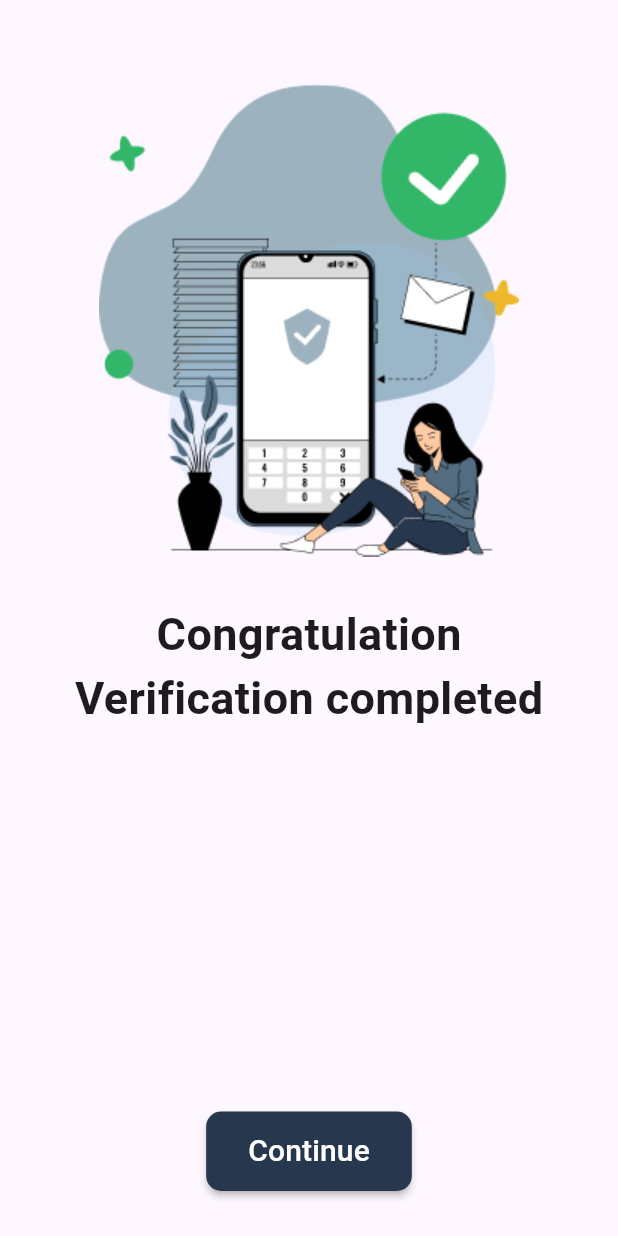
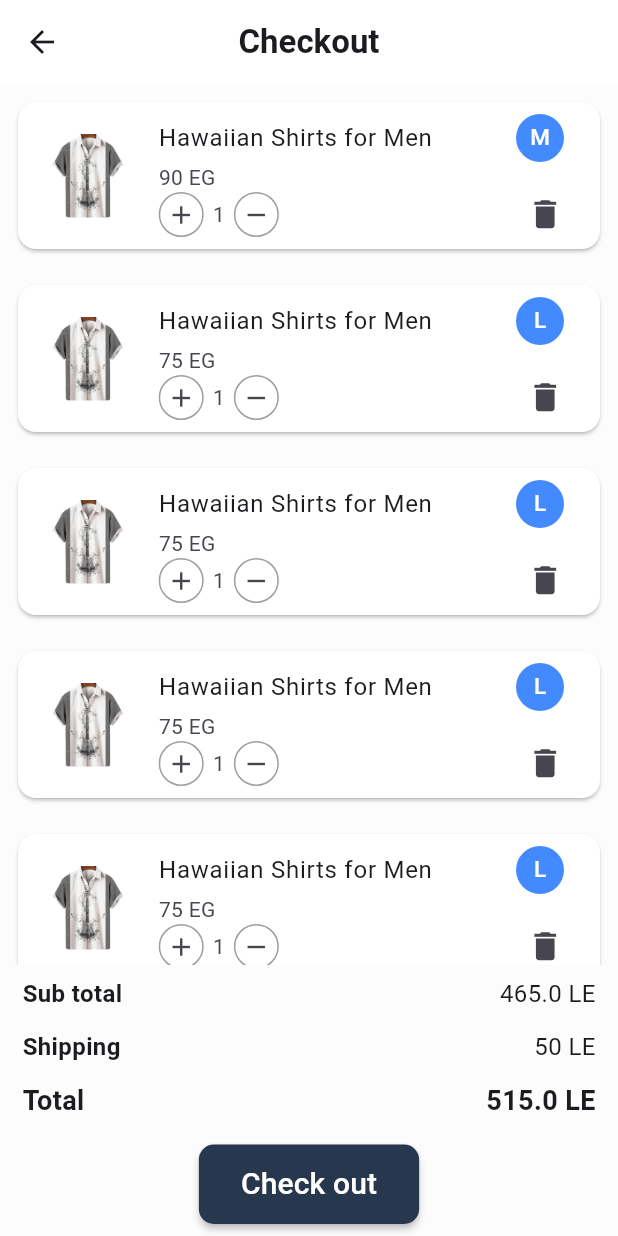
Before and after one commit to Mahmoud-Samir-Fathy/prenta, a Flutter app: the screen it shows after launch, on a phone screen of 412 x 824 dp. Run offline on Flutter 3.47's test engine with Material 3 defaults, Android fonts, the phone set to English and light mode, and no system bars; our stand-ins replace custom_radio_grouped_button, flutter_rating_bar, hexcolor, image_picker, motion_toast, permission_handler and 3 more.

Commit message:
new edit zeyad

```diff
--- a/lib/main.dart
+++ b/lib/main.dart
@@ -1,7 +1,9 @@
 import 'package:flutter/material.dart';
+import 'package:printa/view/Order_placed/order_placed.dart';
 import 'shared/network/local/cache_helper.dart';
 import 'view/account_otp_verification/otp_verification.dart';
 import 'view/account_otp_verification/verification_success.dart';
+import 'view/check_Out/checkout.dart';
 
 
 
@@ -35,7 +37,7 @@ class MyApp extends StatelessWidget {
   Widget build(BuildContext context) {
     return MaterialApp(
       debugShowCheckedModeBanner:  false,
-      home: verification_success()
+      home: orderplaced()
     );
   }
 }
--- /dev/null
+++ b/lib/view/Order_placed/order_placed.dart
@@ -0,0 +1,265 @@
+import 'package:flutter/cupertino.dart';
+import 'package:flutter/material.dart';
+import 'package:flutter/widgets.dart';
+import 'package:hexcolor/hexcolor.dart';
+
+import '../../shared/components/components.dart';
+
+class orderplaced extends StatefulWidget {
+  const orderplaced({Key? key}) : super(key: key);
+
+  @override
+  State<orderplaced> createState() => _orderplacedState();
+}
+
+class _orderplacedState extends State<orderplaced> {
+  List<Map<String, dynamic>> cartItems = [
+    {
+      'image': 'images/wishlisttshirt.png',
+      'title': 'Hawaiian Shirts for Men ',
+      'size': 'M',
+      'price': '90',
+      'quantity': 1,
+    },
+    {
+      'image': 'images/wishlisttshirt.png',
+      'title': 'Hawaiian Shirts for Men ',
+      'size': 'L',
+      'price': '75',
+      'quantity': 1,
+    },
+    {
+      'image': 'images/wishlisttshirt.png',
+      'title': 'Hawaiian Shirts for Men ',
+      'size': 'L',
+      'price': '75',
+      'quantity': 1,
+    },{
+      'image': 'images/wishlisttshirt.png',
+      'title': 'Hawaiian Shirts for Men ',
+      'size': 'L',
+      'price': '75',
+      'quantity': 1,
+    },{
+      'image': 'images/wishlisttshirt.png',
+      'title': 'Hawaiian Shirts for Men ',
+      'size': 'L',
+      'price': '75',
+      'quantity': 1,
+    },{
+      'image': 'images/wishlisttshirt.png',
+      'title': 'Hawaiian Shirts for Men ',
+      'size': 'L',
+      'price': '75',
+      'quantity': 1,
+    },
+    // Add more items as needed
+  ];
+
+  @override
+  Widget build(BuildContext context) {
+    return Scaffold(
+      backgroundColor: HexColor('FCFCFC'),
+      appBar: AppBar(
+        centerTitle: true,
+        backgroundColor: Colors.white,
+        leading: IconButton(
+          icon: Icon(Icons.arrow_back),
+          onPressed: () {},
+        ),
+        title: Text(
+          'Checkout',
+          style: TextStyle(fontWeight: FontWeight.bold),
+        ),
+      ),
+      body: Column(
+        children: [
+          Expanded(
+            child: LayoutBuilder(
+              builder: (BuildContext context, BoxConstraints constraints) {
+                return ListView.builder(
+                  itemCount: cartItems.length,
+                  itemBuilder: (context, index) {
+                    final item = cartItems[index];
+                    return Padding(
+                      padding: const EdgeInsets.all(8.0),
+                      child: Card(
+                        color: HexColor('FFFFFF'),
+                        child: ListTile(
+                          leading: Container(
+                            width: constraints.maxWidth * 0.15,
+                            height: constraints.maxWidth * 0.15,
+                            decoration: BoxDecoration(
+                              borderRadius: BorderRadius.circular(10),
+                              image: DecorationImage(
+                                image: AssetImage(item['image']),
+                                fit: BoxFit.cover,
+                              ),
+                            ),
+                          ),
+                          title: Row(
+                            children: [
+                              Text(item['title']),
+                              Spacer(),
+                              CircleAvatar(
+                                radius: 16,
+                                backgroundColor: Colors.blueAccent,
+                                child: Text(
+                                  '${item['size']}',
+                                  style: TextStyle(fontSize: 15, color: Colors.white),
+                                ),
+                              ),
+
+                            ],
+                          ),
+                          subtitle: Column(
+                            crossAxisAlignment: CrossAxisAlignment.start,
+                            children: [
+                              Text('${item['price']} EG'),
+                              Row(
+                                mainAxisSize: MainAxisSize.min,
+                                children: [
+                                  GestureDetector(
+                                    onTap:() {
+                                      setState(() {
+                                        item['quantity']++;
+                                      });
+                                    },
+                                    child: Container(
+                                      width: 30,height: 30,
+                                      decoration: BoxDecoration(
+                                        shape: BoxShape.circle,
+                                        border: Border.all(color: Colors.grey),
+                                      ),
+                                      child: Icon(Icons.add,size: 20,),
+
+                                    ),
+                                  ),
+                                  SizedBox(width: 6,),
+                                  Text('${item['quantity']}'),
+                                  SizedBox(width: 6,),
+
+                                  GestureDetector(
+                                    onTap: () {
+                                      setState(() {
+                                        if (item['quantity'] > 1) {
+                                          item['quantity']--;
+                                        }
+                                      });
+                                    },
+                                    child: Container(
+                                      width: 30,height: 30,
+                                      decoration: BoxDecoration(
+                                        shape: BoxShape.circle,
+                                        border: Border.all(color: Colors.grey),
+                                      ),
+                                      child: Icon(Icons.remove,size: 20,),
+
+                                    ),
+                                  ),
+                                  Spacer(),
+                                  GestureDetector(
+                                    onTap: () {
+                                      setState(() {
+                                        cartItems.removeAt(index);
+                                      });
+                                    },
+                                    child: Icon(
+                                      Icons.delete, size: 25,
+
+                                    ),
+                                  ),
+                                ],
+                              ),
+                            ],
+                          ),
+
+
+                        ),
+                      ),
+
+                    );
+                  },
+                );
+              },
+            ),
+          ),
+          Padding(
+            padding: const EdgeInsets.symmetric(vertical: 8.0,horizontal: 15),
+            child: Column(
+              crossAxisAlignment: CrossAxisAlignment.start,
+              children: [
+                Row(
+                  mainAxisAlignment: MainAxisAlignment.spaceBetween,
+                  children: [
+                    Text(
+                      'Sub total',
+                      style: TextStyle(fontSize: 16, fontWeight: FontWeight.bold),
+                    ),
+                    Text(
+                      '${calculateSubtotal()} LE',
+                      style: TextStyle(fontSize: 16),
+                    ),
+                  ],
+                ),
+                SizedBox(height: 12),
+                Row(
+                  mainAxisAlignment: MainAxisAlignment.spaceBetween,
+                  children: [
+                    Text(
+                      'Shipping',
+                      style: TextStyle(fontSize: 16, fontWeight: FontWeight.bold),
+                    ),
+                    Text(
+                      '50 LE', // Assuming fixed shipping cost
+                      style: TextStyle(fontSize: 16),
+                    ),
+                  ],
+                ),
+                SizedBox(height: 12),
+                Row(
+                  mainAxisAlignment: MainAxisAlignment.spaceBetween,
+                  children: [
+                    Text(
+                      'Total',
+                      style: TextStyle(fontSize: 18, fontWeight: FontWeight.bold),
+                    ),
+                    Text(
+                      '${calculateTotal() + 50} LE', // Adding shipping cost to total
+                      style: TextStyle(fontSize: 18, fontWeight: FontWeight.bold),
+                    ),
+                  ],
+                ),
+              ],
+            ),
+          ),
+
+          Padding(
+            padding: const EdgeInsets.all(8.0),
+            child:                                 Center(child: defaultMaterialButton(text: 'Check out', Function: (){})),
+
+          ),
+
+        ],
+      ),
+    );
+  }
+
+  // Calculate total amount
+  double calculateTotal() {
+    double total = 0;
+    for (var item in cartItems) {
+      total += double.parse(item['price']) * item['quantity'];
+    }
+    return total;
+  }
+// Calculate subtotal amount
+  double calculateSubtotal() {
+    double subtotal = 0;
+    for (var item in cartItems) {
+      subtotal += double.parse(item['price']) * item['quantity'];
+    }
+    return subtotal;
+  }
+
+}
```
Also changed, not shown: lib/view/check_Out/checkout.dart (added, +265 -0 lines).
